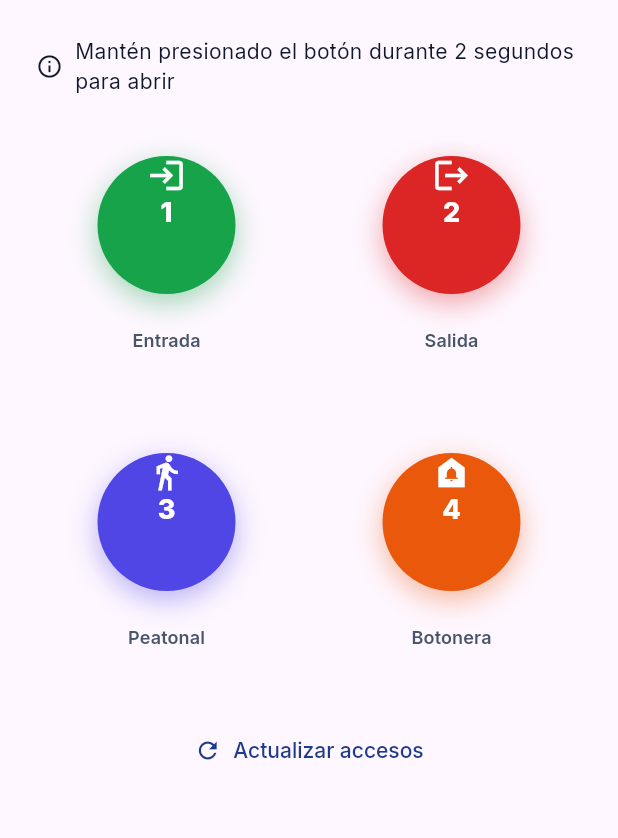
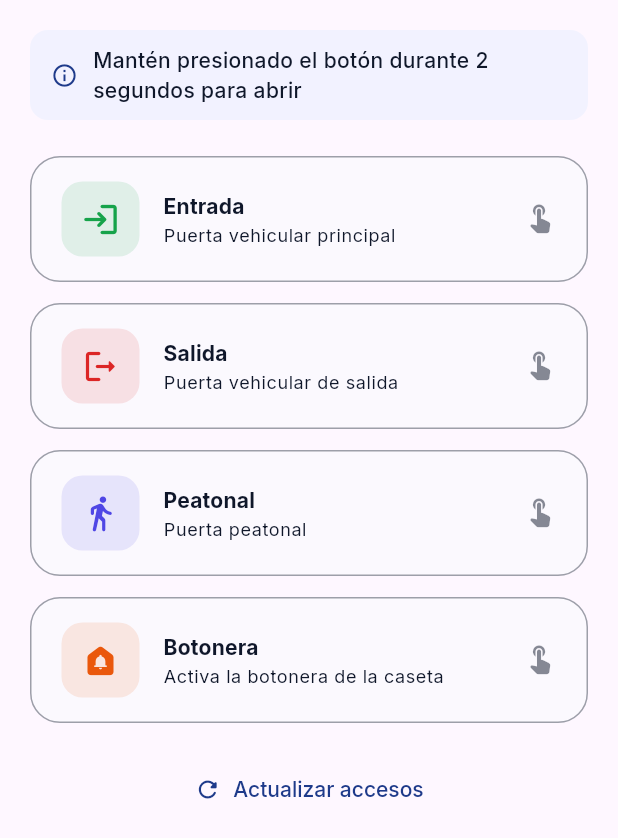
Before and after one commit to CarlosMtzMayorga/AppSecurity, a Flutter app: the _GateControlTab widget shown alone on an empty page, opened directly with empty values, on a phone screen of 412 x 824 dp. Shown: the top 838 px of the screen. Run offline on Flutter 3.47's test engine with Material 3 defaults, Android fonts, the phone set to English and light mode, and no system bars; our stand-ins replace dio, equatable, fl_chart, flutter_riverpod, flutter_secure_storage, go_router and 4 more; accounts and stored records are empty; network calls fail.

Commit message:
Redesign gate control buttons to professional card-style layout
- Replace circular gate buttons with horizontal card-style buttons
- Add subtitle, touch icon, and progress indicator per button
- Animated scale feedback on press
- Gradient progress bar during hold activation
- Improved visual hierarchy and spacing

```diff
--- a/frontend/lib/features/access/presentation/screens/access_screen.dart
+++ b/frontend/lib/features/access/presentation/screens/access_screen.dart
@@ -95,40 +95,69 @@ class _GateControlTab extends ConsumerWidget {
   @override
   Widget build(BuildContext context, WidgetRef ref) {
     final theme = Theme.of(context);
+
     return ListView(
-      padding: const EdgeInsets.all(24),
+      padding: const EdgeInsets.fromLTRB(20, 20, 20, 24),
       children: [
-        Row(children: [
-          Icon(Icons.info_outline, size: 18, color: theme.colorScheme.onSurfaceVariant),
-          const SizedBox(width: 8),
+        Container(
+          padding: const EdgeInsets.symmetric(horizontal: 14, vertical: 10),
+          decoration: BoxDecoration(
+            color: theme.colorScheme.primaryContainer.withValues(alpha: 0.35),
+            borderRadius: BorderRadius.circular(12),
+          ),
+          child: Row(
+            children: [
+              Icon(Icons.info_outline, size: 18, color: theme.colorScheme.primary),
+              const SizedBox(width: 10),
               Expanded(
-            child: Text('Mantén presionado el botón durante 2 segundos para abrir',
-                style: theme.textTheme.bodyMedium?.copyWith(color: theme.colorScheme.onSurfaceVariant)),
+                child: Text(
+                  'Mantén presionado el botón durante 2 segundos para abrir',
+                  style: theme.textTheme.bodyMedium?.copyWith(
+                    color: theme.colorScheme.onSurface,
+                    fontWeight: FontWeight.w500,
                   ),
-        ]),
-        const SizedBox(height: 28),
-        GridView.count(
-          crossAxisCount: 2,
-          crossAxisSpacing: 16,
-          mainAxisSpacing: 24,
-          shrinkWrap: true,
-          physics: const NeverScrollableScrollPhysics(),
-          children: [
-            _GateButton(number: '1', label: 'Entrada', icon: Icons.login, color: const Color(0xFF16A34A),
-              onActivate: () => _gateEntry(context, ref)),
-            _GateButton(number: '2', label: 'Salida', icon: Icons.logout, color: const Color(0xFFDC2626),
-              onActivate: () => _gateExit(context, ref)),
-            _GateButton(number: '3', label: 'Peatonal', icon: Icons.directions_walk, color: const Color(0xFF4F46E5),
-              onActivate: () => _gatePeatonal(context, ref)),
-            _GateButton(number: '4', label: 'Botonera', icon: Icons.doorbell, color: const Color(0xFFEA580C),
-              onActivate: () => _gateBotonera(context, ref)),
+                ),
+              ),
             ],
           ),
-        const SizedBox(height: 12),
+        ),
+        const SizedBox(height: 24),
+        _GateButton(
+          label: 'Entrada',
+          subtitle: 'Puerta vehicular principal',
+          icon: Icons.login_rounded,
+          color: const Color(0xFF16A34A),
+          onActivate: () => _gateEntry(context, ref),
+        ),
+        const SizedBox(height: 14),
+        _GateButton(
+          label: 'Salida',
+          subtitle: 'Puerta vehicular de salida',
+          icon: Icons.logout_rounded,
+          color: const Color(0xFFDC2626),
+          onActivate: () => _gateExit(context, ref),
+        ),
+        const SizedBox(height: 14),
+        _GateButton(
+          label: 'Peatonal',
+          subtitle: 'Puerta peatonal',
+          icon: Icons.directions_walk_rounded,
+          color: const Color(0xFF4F46E5),
+          onActivate: () => _gatePeatonal(context, ref),
+        ),
+        const SizedBox(height: 14),
+        _GateButton(
+          label: 'Botonera',
+          subtitle: 'Activa la botonera de la caseta',
+          icon: Icons.doorbell_rounded,
+          color: const Color(0xFFEA580C),
+          onActivate: () => _gateBotonera(context, ref),
+        ),
+        const SizedBox(height: 20),
         Center(
           child: TextButton.icon(
             onPressed: onRefresh,
-            icon: const Icon(Icons.refresh),
+            icon: const Icon(Icons.refresh_rounded, size: 18),
             label: const Text('Actualizar accesos'),
           ),
         ),
@@ -171,32 +200,57 @@ class _GateControlTab extends ConsumerWidget {
 }
 
 class _GateButton extends StatefulWidget {
-  final String number;
   final String label;
+  final String subtitle;
   final IconData icon;
   final Color color;
   final Future<void> Function() onActivate;
 
-  const _GateButton({required this.number, required this.label, required this.icon, required this.color, required this.onActivate});
+  const _GateButton({
+    required this.label,
+    required this.subtitle,
+    required this.icon,
+    required this.color,
+    required this.onActivate,
+  });
 
   @override
   State<_GateButton> createState() => _GateButtonState();
 }
 
-class _GateButtonState extends State<_GateButton> {
+class _GateButtonState extends State<_GateButton> with SingleTickerProviderStateMixin {
   static const _holdMs = 2000;
 
   Timer? _timer;
   final Stopwatch _hold = Stopwatch();
   double _progress = 0;
   bool _loading = false;
+  bool _pressed = false;
+  late AnimationController _scaleController;
+  late Animation<double> _scaleAnimation;
+
+  @override
+  void initState() {
+    super.initState();
+    _scaleController = AnimationController(
+      duration: const Duration(milliseconds: 120),
+      vsync: this,
+    );
+    _scaleAnimation = Tween<double>(begin: 1.0, end: 0.96).animate(
+      CurvedAnimation(parent: _scaleController, curve: Curves.easeInOut),
+    );
+  }
 
   void _onHoldStart() {
     if (_loading) return;
     _hold
       ..reset()
       ..start();
-    setState(() => _progress = 0);
+    setState(() {
+      _progress = 0;
+      _pressed = true;
+    });
+    _scaleController.forward();
     _timer?.cancel();
     _timer = Timer.periodic(const Duration(milliseconds: 40), (t) {
       final p = _hold.elapsedMilliseconds / _holdMs;
@@ -211,13 +265,21 @@ class _GateButtonState extends State<_GateButton> {
   void _onHoldEnd() {
     _hold..stop()..reset();
     _timer?.cancel();
-    if (!_loading && mounted) setState(() => _progress = 0);
+    _scaleController.reverse();
+    if (!_loading && mounted) setState(() {
+      _progress = 0;
+      _pressed = false;
+    });
   }
 
   Future<void> _activate() async {
     _hold..stop()..reset();
     _timer?.cancel();
-    setState(() => _loading = true);
+    _scaleController.reverse();
+    setState(() {
+      _loading = true;
+      _pressed = false;
+    });
     try {
       await widget.onActivate();
     } finally {
@@ -231,60 +293,138 @@ class _GateButtonState extends State<_GateButton> {
   @override
   void dispose() {
     _timer?.cancel();
+    _scaleController.dispose();
     super.dispose();
   }
 
   @override
   Widget build(BuildContext context) {
     final theme = Theme.of(context);
+    final cs = theme.colorScheme;
+    final isActive = _progress > 0 && !_loading;
+
     return GestureDetector(
       onTapDown: (_) => _onHoldStart(),
       onTapUp: (_) => _onHoldEnd(),
       onTapCancel: _onHoldEnd,
       behavior: HitTestBehavior.opaque,
+      child: AnimatedBuilder(
+        animation: _scaleAnimation,
+        builder: (context, child) {
+          return Transform.scale(
+            scale: _scaleAnimation.value,
+            child: child,
+          );
+        },
+        child: Container(
+          height: 84,
+          decoration: BoxDecoration(
+            color: _pressed
+                ? widget.color.withValues(alpha: 0.12)
+                : isActive
+                    ? widget.color.withValues(alpha: 0.08)
+                    : cs.surfaceContainerHighest.withValues(alpha: 0.5),
+            borderRadius: BorderRadius.circular(20),
+            border: Border.all(
+              color: isActive
+                  ? widget.color.withValues(alpha: 0.4)
+                  : cs.outlineVariant.withValues(alpha: 0.4),
+              width: isActive ? 2 : 1,
+            ),
+            boxShadow: _pressed
+                ? [
+                    BoxShadow(
+                      color: widget.color.withValues(alpha: 0.15),
+                      blurRadius: 12,
+                      offset: const Offset(0, 4),
+                    ),
+                  ]
+                : null,
+          ),
+          child: Stack(
+            children: [
+              if (isActive)
+                Positioned.fill(
+                  child: ClipRRect(
+                    borderRadius: BorderRadius.circular(19),
+                    child: LinearProgressIndicator(
+                      value: _progress,
+                      backgroundColor: Colors.transparent,
+                      valueColor: AlwaysStoppedAnimation(widget.color.withValues(alpha: 0.15)),
+                    ),
+                  ),
+                ),
+              Padding(
+                padding: const EdgeInsets.symmetric(horizontal: 20, vertical: 16),
+                child: Row(
+                  children: [
+                    Container(
+                      width: 52,
+                      height: 52,
+                      decoration: BoxDecoration(
+                        color: _loading
+                            ? widget.color
+                            : widget.color.withValues(alpha: _pressed ? 0.2 : 0.12),
+                        borderRadius: BorderRadius.circular(14),
+                      ),
+                      child: _loading
+                          ? Padding(
+                              padding: const EdgeInsets.all(14),
+                              child: CircularProgressIndicator(
+                                strokeWidth: 2.5,
+                                color: cs.surface,
+                              ),
+                            )
+                          : Icon(widget.icon, color: widget.color, size: 26),
+                    ),
+                    const SizedBox(width: 16),
+                    Expanded(
                       child: Column(
-        mainAxisSize: MainAxisSize.min,
+                        mainAxisAlignment: MainAxisAlignment.center,
+                        crossAxisAlignment: CrossAxisAlignment.start,
                         children: [
-          SizedBox(
-            width: 116,
-            height: 116,
-            child: Stack(
-              alignment: Alignment.center,
-              children: [
-                CircularProgressIndicator(
-                  value: _loading ? null : _progress,
-                  strokeWidth: 6,
-                  backgroundColor: widget.color.withOpacity(0.12),
-                  valueColor: AlwaysStoppedAnimation(widget.color),
+                          Text(
+                            widget.label,
+                            style: theme.textTheme.titleMedium?.copyWith(
+                              fontWeight: FontWeight.w700,
+                              color: _pressed ? widget.color : cs.onSurface,
                             ),
-                Container(
-                  width: 92,
-                  height: 92,
-                  decoration: BoxDecoration(
-                    color: widget.color,
-                    shape: BoxShape.circle,
-                    boxShadow: [
-                      BoxShadow(color: widget.color.withOpacity(0.4), blurRadius: 16, offset: const Offset(0, 6)),
+                          ),
+                          const SizedBox(height: 2),
+                          Text(
+                            widget.subtitle,
+                            style: theme.textTheme.bodySmall?.copyWith(
+                              color: cs.onSurfaceVariant,
+                            ),
+                          ),
                         ],
                       ),
-                  child: _loading
-                      ? const Padding(padding: EdgeInsets.all(30), child: CircularProgressIndicator(color: Colors.white, strokeWidth: 3))
-                      : Column(
-                          mainAxisSize: MainAxisSize.min,
-                          children: [
-                            Icon(widget.icon, color: Colors.white, size: 26),
-                            const SizedBox(height: 2),
-                            Text(widget.number,
-                                style: const TextStyle(color: Colors.white, fontSize: 18, fontWeight: FontWeight.w800, height: 1.0)),
+                    ),
+                    if (_loading)
+                      const SizedBox()
+                    else if (isActive)
+                      SizedBox(
+                        width: 28,
+                        height: 28,
+                        child: CircularProgressIndicator(
+                          strokeWidth: 3,
+                          value: _progress,
+                          color: widget.color,
+                          backgroundColor: widget.color.withValues(alpha: 0.15),
+                        ),
+                      )
+                    else
+                      Icon(
+                        Icons.touch_app_rounded,
+                        color: cs.onSurfaceVariant.withValues(alpha: 0.5),
+                        size: 22,
+                      ),
                   ],
                 ),
               ),
             ],
           ),
         ),
-          const SizedBox(height: 10),
-          Text(widget.label, style: theme.textTheme.titleSmall?.copyWith(fontWeight: FontWeight.w600)),
-        ],
       ),
     );
   }
```
Lines whose indentation alone changed are shown as unchanged.
